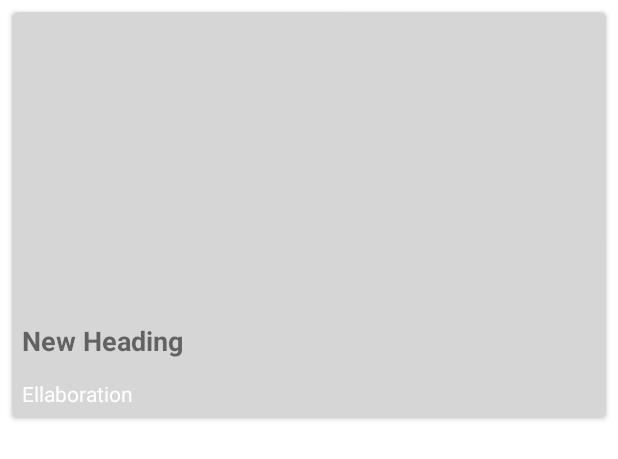
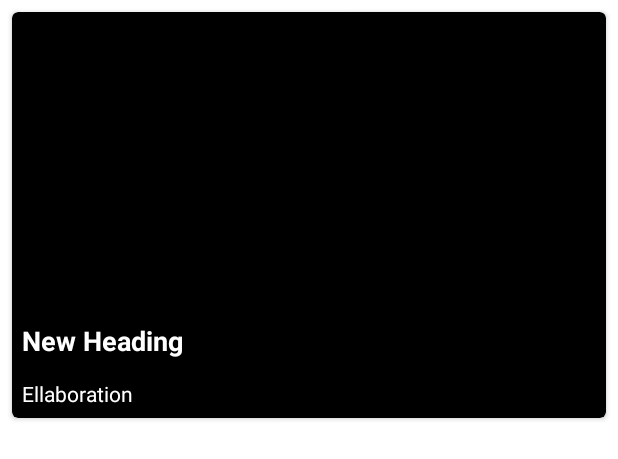
Before and after one commit to ashupandey1620/NewsApp, an Android app: the layout news_items_rv.xml on its own in the app's theme, with its tools: preview values and no code run, on a phone screen of 412 x 824 dp. Shown: the top 459 px of the screen. Run offline under Robolectric (Android 15) with nearby library versions, the phone set to English and light mode, and no system bars.

Commit message:
removing bugs

```diff
--- a/app/src/main/res/layout-v21/activity_news_detail2.xml
+++ b/app/src/main/res/layout-v21/activity_news_detail2.xml
@@ -4,7 +4,7 @@
     xmlns:tools="http://schemas.android.com/tools"
     android:layout_width="match_parent"
     android:layout_height="match_parent"
-    android:background="@color/Grey"
+    android:background="@color/dark_slate_gray"
     tools:context=".NewsDetailActivity">
 
 
--- a/app/src/main/res/layout/news_items_rv.xml
+++ b/app/src/main/res/layout/news_items_rv.xml
@@ -5,7 +5,7 @@
     android:layout_margin="8dp"
     android:layout_height="wrap_content"
     app:cardCornerRadius="4dp"
-    app:cardBackgroundColor="@color/grey"
+    app:cardBackgroundColor="@color/black"
     >
 
     <RelativeLayout
@@ -24,6 +24,7 @@
             android:id="@+id/idTVheading"
             android:layout_below="@+id/idIVnews"
             android:text="@string/new_heading"
+            android:textColor="@color/white"
             android:textStyle="bold"
             android:textSize="18sp"
             android:padding="3dp"
```
Also changed, not shown: app/src/main/res/layout/catagory_items.xml (+5 -6 lines).
